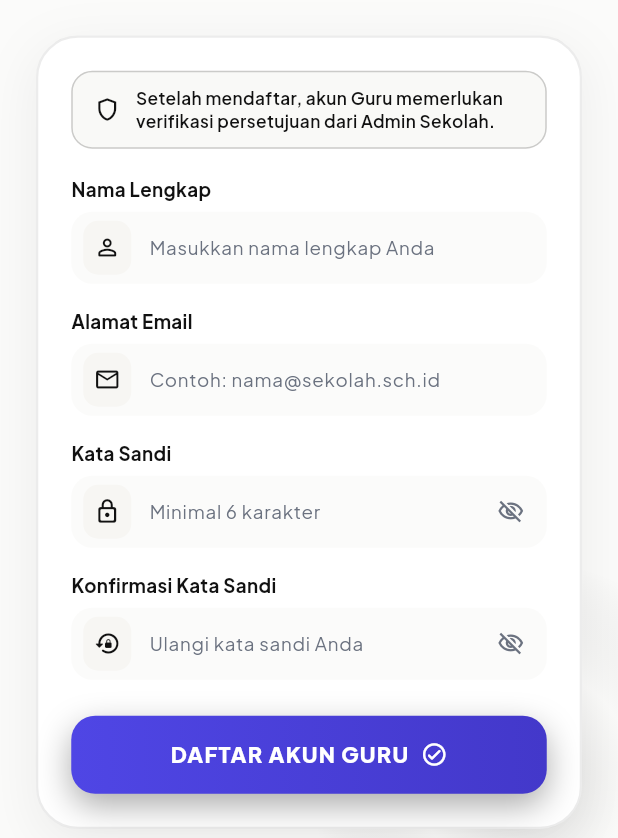
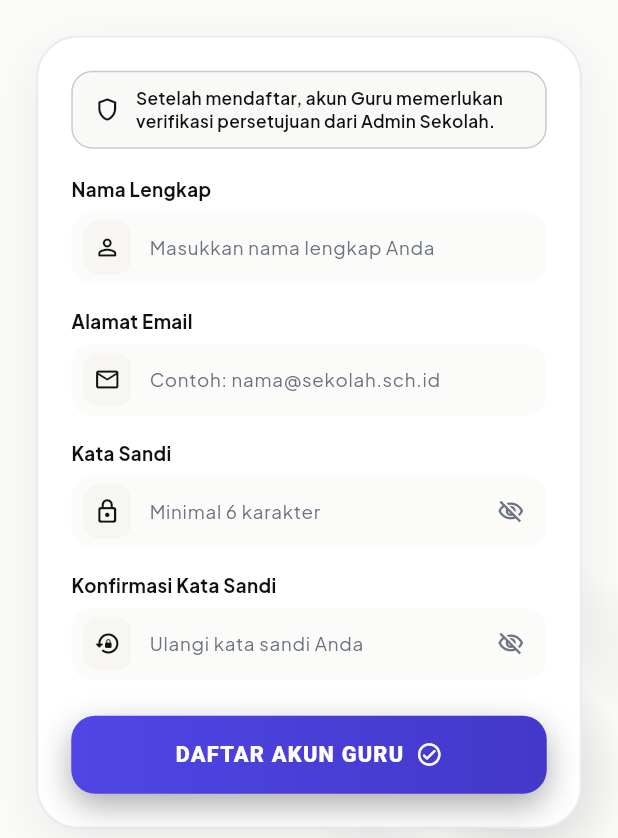
Before and after one commit to twakew/e-rapor, a Flutter app: the screen it shows after launch, after a tap on "MASUK KE SISTEM", after a tap on "Daftar Di Sini", on a phone screen of 412 x 824 dp, the part 398-1236 px from its top. Run offline on Flutter 3.47's test engine with Material 3 defaults, Android fonts, the light colour scheme and no system bars; our stand-ins replace dio, file_picker, fl_chart, google_fonts, image_picker, jwt_decoder and 6 more; missing offline and left inert: excel_community, gal, mobile_scanner, onesignal_flutter; network calls fail.

Commit message:
Tampilan lebih modern: token indigo lembut, tema global M3 (switch/chip/FAB/scrollbar/snackbar), sidebar pill aktif indigo, radius & bayangan lebih halus

```diff
--- a/lib/config/app_colors.dart
+++ b/lib/config/app_colors.dart
@@ -9,6 +9,15 @@ class AppColors {
   // --- Brand Accent (CTA, fokus, highlight) — indigo, warna seed asli project ---
   static const Color brand = Color(0xFF4F46E5); // Indigo 600
   static const Color brandDark = Color(0xFF4338CA); // Indigo 700
+
+  // --- Brand Tints (state aktif, container M3) — satu sumber untuk pill/CTA lembut ---
+  static const Color brandSoft = Color(0xFFEEF2FF); // Indigo 50
+  static const Color brandSofter = Color(0xFFE0E7FF); // Indigo 100
+  static const LinearGradient brandGradient = LinearGradient(
+    begin: Alignment.topLeft,
+    end: Alignment.bottomRight,
+    colors: [brand, brandDark],
+  );
 
   // --- Backgrounds ---
   static const Color backgroundColor = Color(0xFFFBFBFA); // Warm White
@@ -52,9 +61,9 @@ class AppColors {
   // --- Ultra-Subtle Shadows ---
   static List<BoxShadow> get cardShadow => [
     BoxShadow(
-      color: Colors.black.withValues(alpha: 0.02),
-      blurRadius: 8,
-      offset: const Offset(0, 2),
+      color: Colors.black.withValues(alpha: 0.035),
+      blurRadius: 12,
+      offset: const Offset(0, 3),
     ),
   ];
 
--- a/lib/main.dart
+++ b/lib/main.dart
@@ -55,13 +55,18 @@ class _MyAppState extends State<MyApp> {
         colorScheme: const ColorScheme.light(
           primary: AppColors.brand,
           onPrimary: Colors.white,
+          primaryContainer: AppColors.brandSofter,
+          onPrimaryContainer: AppColors.brandDark,
           secondary: AppColors.secondary,
           onSecondary: Colors.white,
+          secondaryContainer: AppColors.brandSoft,
+          onSecondaryContainer: AppColors.brandDark,
           surface: AppColors.cardWhite,
           onSurface: AppColors.textDark,
           error: AppColors.errorRed,
           onError: Colors.white,
           outline: AppColors.borderColor,
+          outlineVariant: AppColors.borderColor,
         ),
         scaffoldBackgroundColor: AppColors.backgroundColor,
         textTheme: GoogleFonts.plusJakartaSansTextTheme(),
@@ -82,8 +87,19 @@ class _MyAppState extends State<MyApp> {
             foregroundColor: Colors.white,
             elevation: 0,
             padding: const EdgeInsets.symmetric(horizontal: 24, vertical: 14),
+            textStyle: const TextStyle(fontWeight: FontWeight.w700),
             shape: RoundedRectangleBorder(
-              borderRadius: BorderRadius.circular(12),
+              borderRadius: BorderRadius.circular(14),
+            ),
+          ),
+        ),
+        outlinedButtonTheme: OutlinedButtonThemeData(
+          style: OutlinedButton.styleFrom(
+            foregroundColor: AppColors.textDark,
+            side: const BorderSide(color: AppColors.borderColor),
+            padding: const EdgeInsets.symmetric(horizontal: 24, vertical: 14),
+            shape: RoundedRectangleBorder(
+              borderRadius: BorderRadius.circular(14),
             ),
           ),
         ),
@@ -108,7 +124,7 @@ class _MyAppState extends State<MyApp> {
         dialogTheme: DialogThemeData(
           backgroundColor: AppColors.cardWhite,
           surfaceTintColor: Colors.transparent,
-          shape: RoundedRectangleBorder(borderRadius: BorderRadius.circular(24)),
+          shape: RoundedRectangleBorder(borderRadius: BorderRadius.circular(28)),
         ),
         cardTheme: CardThemeData(
           color: AppColors.cardWhite,
@@ -116,7 +132,7 @@ class _MyAppState extends State<MyApp> {
           elevation: 0,
           margin: EdgeInsets.zero,
           shape: RoundedRectangleBorder(
-            borderRadius: BorderRadius.circular(16),
+            borderRadius: BorderRadius.circular(20),
             side: const BorderSide(color: AppColors.borderColor),
           ),
         ),
@@ -126,10 +142,42 @@ class _MyAppState extends State<MyApp> {
         listTileTheme: const ListTileThemeData(
           iconColor: AppColors.textSecondary,
         ),
-        snackBarTheme: const SnackBarThemeData(
+        snackBarTheme: SnackBarThemeData(
           behavior: SnackBarBehavior.floating,
           backgroundColor: AppColors.textDark,
-          contentTextStyle: TextStyle(color: Colors.white),
+          contentTextStyle: const TextStyle(color: Colors.white),
+          shape: RoundedRectangleBorder(borderRadius: BorderRadius.circular(14)),
+        ),
+        switchTheme: SwitchThemeData(
+          thumbColor: WidgetStateProperty.resolveWith(
+            (states) => states.contains(WidgetState.selected) ? Colors.white : AppColors.textMuted,
+          ),
+          trackOutlineColor: WidgetStateProperty.all(AppColors.borderColor),
+        ),
+        checkboxTheme: CheckboxThemeData(
+          shape: RoundedRectangleBorder(borderRadius: BorderRadius.circular(6)),
+        ),
+        chipTheme: ChipThemeData(
+          backgroundColor: AppColors.brandSoft,
+          labelStyle: const TextStyle(color: AppColors.brandDark, fontWeight: FontWeight.w600),
+          side: const BorderSide(color: AppColors.brandSofter),
+          shape: RoundedRectangleBorder(borderRadius: BorderRadius.circular(10)),
+        ),
+        progressIndicatorTheme: const ProgressIndicatorThemeData(
+          color: AppColors.brand,
+          linearTrackColor: AppColors.brandSoft,
+        ),
+        floatingActionButtonTheme: const FloatingActionButtonThemeData(
+          backgroundColor: AppColors.brand,
+          foregroundColor: Colors.white,
+          shape: RoundedRectangleBorder(
+            borderRadius: BorderRadius.all(Radius.circular(16)),
+          ),
+        ),
+        scrollbarTheme: ScrollbarThemeData(
+          thumbColor: WidgetStateProperty.all(Colors.black.withValues(alpha: 0.25)),
+          thickness: WidgetStateProperty.all(6),
+          radius: const Radius.circular(3),
         ),
         dividerTheme: const DividerThemeData(
           color: AppColors.borderColor,
```
Also changed, not shown: lib/dasbhor/dasbhor.dart (+13 -29 lines).
